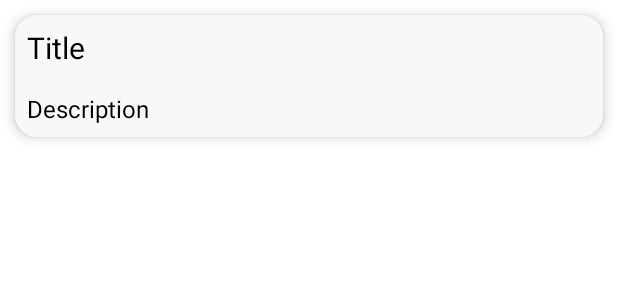
After one commit to valchez-dev/Android_Notes, an Android app: the layout card.xml on its own in the app's theme, with its tools: preview values and no code run, on a phone screen of 412 x 824 dp. The commit adds this screen. Shown: the top 300 px of the screen. Run offline under Robolectric (Android 15) with nearby library versions, the phone set to English and light mode, and no system bars.

Commit message:
Card.xml for recycler view prepared

```diff
--- a/app/src/main/java/my/personal/notes/screens/HomeFragment.kt
+++ b/app/src/main/java/my/personal/notes/screens/HomeFragment.kt
@@ -8,9 +8,8 @@ import androidx.fragment.app.Fragment
 import androidx.navigation.NavController
 import androidx.navigation.Navigation
 import my.personal.notes.R
+
 import my.personal.notes.databinding.FragmentHomeBinding
-import java.text.SimpleDateFormat
-import java.util.*
 
 
 /*
@@ -47,9 +46,6 @@ class HomeFragment : Fragment() {
         }
 
 
-
-
-
     }
 
 
--- /dev/null
+++ b/app/src/main/res/layout/card.xml
@@ -0,0 +1,44 @@
+<?xml version="1.0" encoding="utf-8"?>
+<androidx.cardview.widget.CardView xmlns:android="http://schemas.android.com/apk/res/android"
+    xmlns:app="http://schemas.android.com/apk/res-auto"
+    android:layout_width="match_parent"
+    android:layout_height="wrap_content"
+    android:layout_margin="10dp"
+    app:cardCornerRadius="15dp"
+    app:cardElevation="5dp">
+
+
+    <LinearLayout
+
+        android:layout_width="match_parent"
+        android:layout_height="wrap_content"
+        android:background="#F8F8F8"
+        android:orientation="vertical">
+
+        <TextView
+            android:id="@+id/card_title"
+            android:layout_width="match_parent"
+            android:layout_height="wrap_content"
+            android:layout_margin="4dp"
+            android:maxLines="1"
+            android:padding="4dp"
+            android:text="Title"
+            android:textColor="@color/black"
+            android:textSize="20sp" />
+
+        <TextView
+            android:id="@+id/card_body"
+            android:layout_width="match_parent"
+            android:layout_height="wrap_content"
+            android:layout_margin="4dp"
+            android:maxLines="1"
+            android:padding="4dp"
+            android:text="Description"
+            android:textColor="@color/black"
+            android:textSize="16sp" />
+
+
+    </LinearLayout>
+
+
+</androidx.cardview.widget.CardView>
```
Also changed, not shown: app/src/main/java/my/personal/notes/database/BaseFragment.kt (added, +27 -0 lines), app/src/main/java/my/personal/notes/database/dao/NoteDao.kt (+7 -3 lines), app/src/main/java/my/personal/notes/database/db/NoteDatabase.kt (+31 -13 lines), app/src/main/java/my/personal/notes/database/model/Note.kt (+8 -6 lines), app/src/main/java/my/personal/notes/database/repo/NoteRepository.kt (added, +24 -0 lines), app/src/main/java/my/personal/notes/database/viewmodel/NoteViewModel.kt (added, +38 -0 lines), app/src/main/java/my/personal/notes/screens/DetailsFragment.kt (+17 -9 lines).
